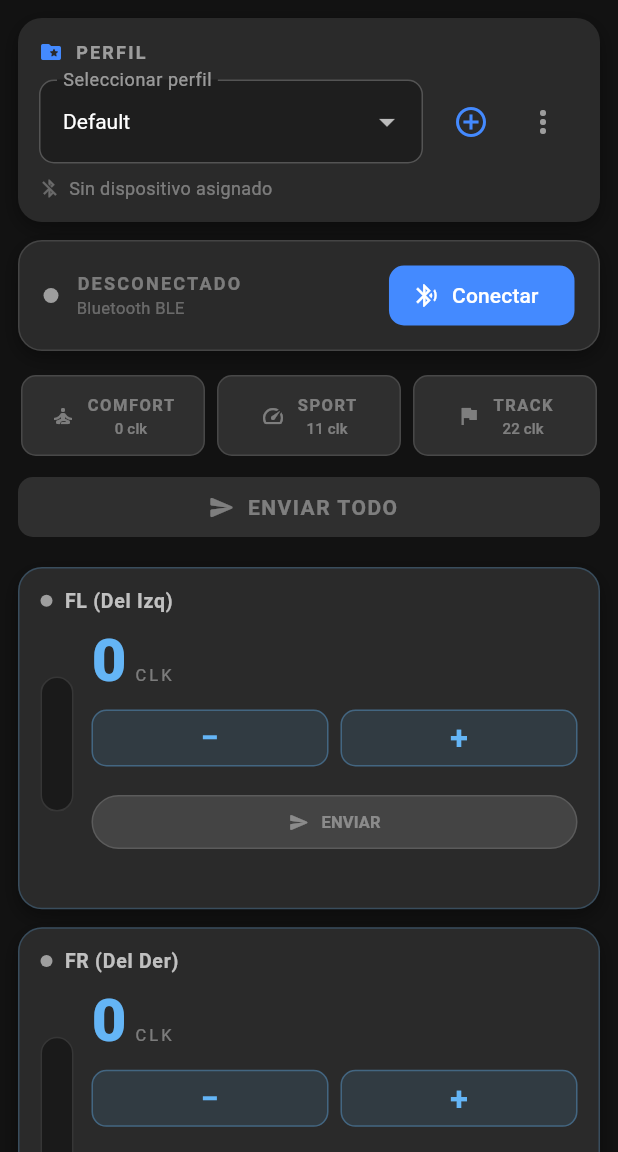
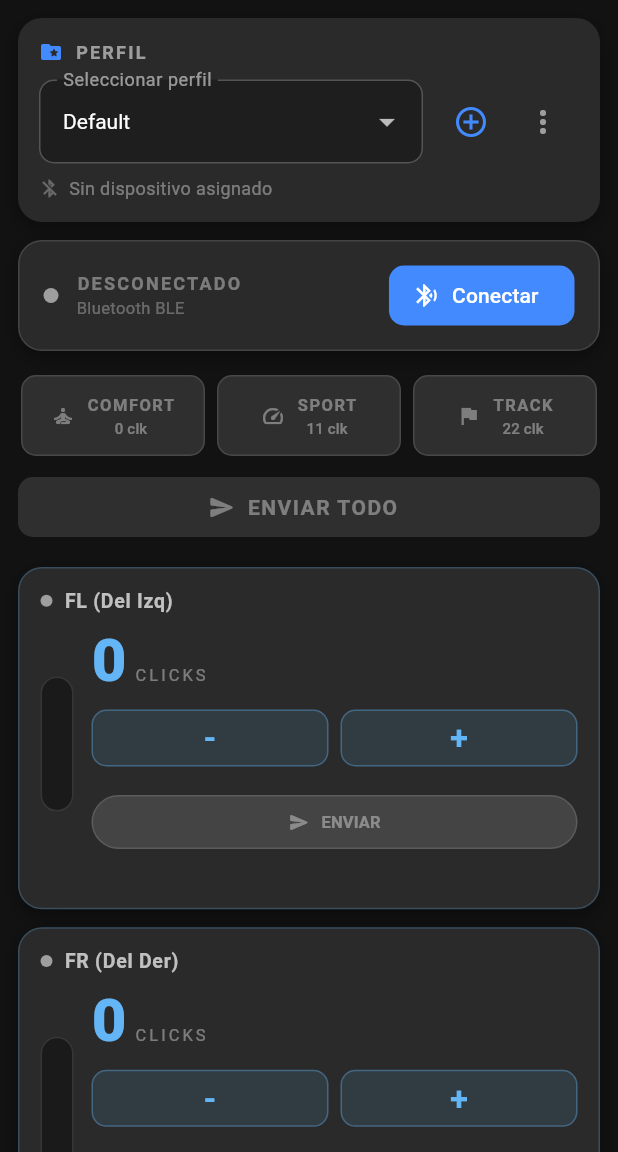
Before and after one commit to joselmin-lab/suspension_ble, a Flutter app: the screen it shows after launch, on a phone screen of 412 x 824 dp, the part 84-1236 px from its top. Run offline on Flutter 3.47's test engine with Material 3 defaults, Android fonts, the phone set to English and light mode, and no system bars; our stand-ins replace flutter_blue_plus, permission_handler, shared_preferences; accounts and stored records are empty.

Commit message:
fix(ModernCornerCard): address code review feedback
- Change 'CLK' label back to 'CLICKS' for clarity
- Use standard hyphen-minus '-' instead of Unicode minus '−' for cross-platform safety
- Add inline comment explaining gradient top-alpha value

Agent-Logs-Url: https://github.com/joselmin-lab/suspension_ble/sessions/a1353b38-903f-4f89-9f5f-7410cafe8421

Co-authored-by: joselmin-lab <247488681+joselmin-lab@users.noreply.github.com>

```diff
--- a/lib/widgets/modern_corner_card.dart
+++ b/lib/widgets/modern_corner_card.dart
@@ -51,7 +51,7 @@ class _LevelIndicator extends StatelessWidget {
                         end: Alignment.topCenter,
                         colors: [
                           c,
-                          c.withValues(alpha: 0.55),
+                          c.withValues(alpha: 0.55), // fade toward top for depth
                         ],
                       ),
                     ),
@@ -190,7 +190,7 @@ class ModernCornerCard extends StatelessWidget {
                         ),
                         const SizedBox(width: 5),
                         const Text(
-                          'CLK',
+                          'CLICKS',
                           style: TextStyle(
                             fontSize: 11,
                             letterSpacing: 2,
@@ -205,7 +205,7 @@ class ModernCornerCard extends StatelessWidget {
                       children: [
                         Expanded(
                           child: _AdjustButton(
-                            label: '−',
+                            label: '-',
                             onPressed: _decrement,
                             color: accent,
                           ),
```
